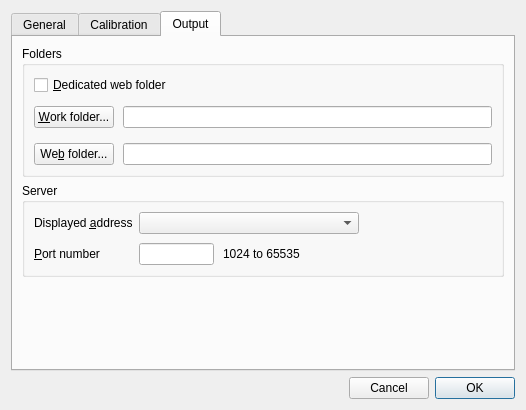
Before: the Qt Designer form src/als/ui/forms/prefs_ui.ui in deufrai/als, drawn with Qt 5.
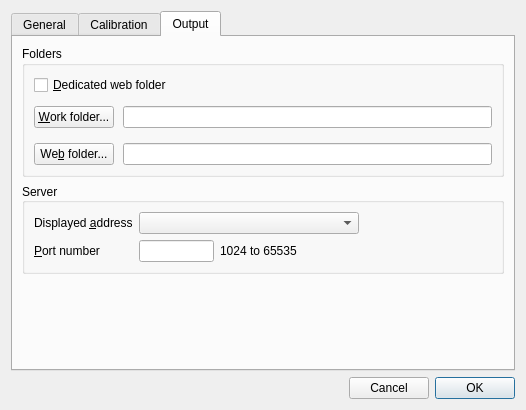
After: the same form once the commit is applied. The open tabs and pages were chosen to show the change.

Commit message: tweak platform-specific layouts

```diff
--- a/src/als/ui/forms/prefs_ui.ui
+++ b/src/als/ui/forms/prefs_ui.ui
@@ -616,10 +616,12 @@
          <property name="title">
           <string>Server</string>
          </property>
-         <layout class="QFormLayout" name="formLayout_server">
-          <property name="verticalSpacing">
-           <number>9</number>
-          </property>
+         <property name="alignment">
+          <set>Qt::AlignLeading|Qt::AlignLeft|Qt::AlignVCenter</set>
+         </property>
+         <layout class="QHBoxLayout" name="horizontalLayout_12">
+          <item>
+           <layout class="QFormLayout" name="formLayout">
           <item row="0" column="0">
            <widget class="QLabel" name="lbl_server_address">
             <property name="text">
@@ -631,7 +633,7 @@
            </widget>
           </item>
           <item row="0" column="1">
-           <layout class="QHBoxLayout" name="horizontalLayout_server_address">
+             <layout class="QHBoxLayout" name="horizontalLayout_11">
             <item>
              <widget class="QComboBox" name="cmb_web_server_address">
               <property name="minimumSize">
@@ -642,19 +644,6 @@
               </property>
              </widget>
             </item>
-            <item>
-             <spacer name="horizontalSpacer_server_address">
-              <property name="orientation">
-               <enum>Qt::Horizontal</enum>
-              </property>
-              <property name="sizeHint" stdset="0">
-               <size>
-                <width>40</width>
-                <height>20</height>
-               </size>
-              </property>
-             </spacer>
-            </item>
            </layout>
           </item>
           <item row="1" column="0">
@@ -672,9 +661,6 @@
           </item>
           <item row="1" column="1">
            <layout class="QHBoxLayout" name="horizontalLayout_10">
-            <property name="spacing">
-             <number>9</number>
-            </property>
             <item>
              <widget class="QLineEdit" name="ln_web_server_port">
               <property name="maximumSize">
@@ -701,6 +687,10 @@
               </property>
              </widget>
             </item>
+             </layout>
+            </item>
+           </layout>
+          </item>
             <item>
              <spacer name="horizontalSpacer_6">
               <property name="orientation">
@@ -708,13 +698,11 @@
               </property>
               <property name="sizeHint" stdset="0">
                <size>
-                <width>62</width>
+              <width>40</width>
                 <height>20</height>
                </size>
               </property>
              </spacer>
-            </item>
-           </layout>
           </item>
          </layout>
         </widget>
@@ -727,7 +715,7 @@
          <property name="sizeHint" stdset="0">
           <size>
            <width>20</width>
-           <height>40</height>
+           <height>50</height>
           </size>
          </property>
         </spacer>
```
Left out of the diff: 72 changed lines with no effect on the pictures. Lines whose indentation alone changed are shown as unchanged. The commit also changes 4 other files.
